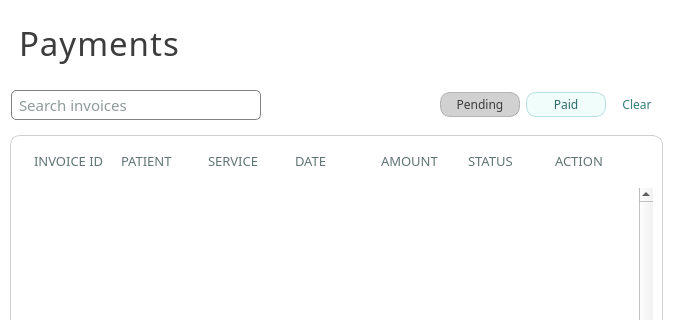
Old version of the form ui/PagePayments.ui in the repository karlito20/AdoraFlowProject; both pictures show x 0 to 681 and y 0 to 320 of the 681 by 495 pixel window.
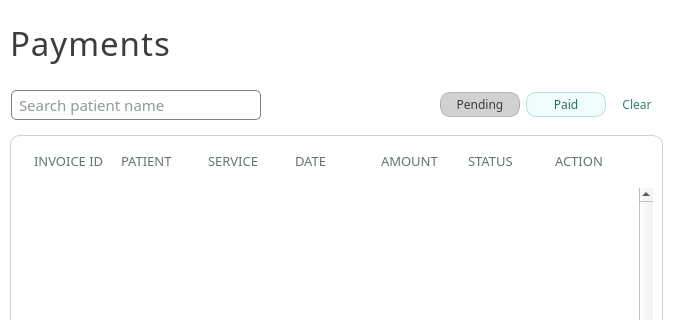
New version of the form.

```diff
--- a/ui/PagePayments.ui
+++ b/ui/PagePayments.ui
@@ -501,6 +501,12 @@
    <item>
     <widget class="QWidget" name="header" native="true">
      <layout class="QHBoxLayout" name="horizontalLayout">
+      <property name="leftMargin">
+       <number>0</number>
+      </property>
+      <property name="rightMargin">
+       <number>0</number>
+      </property>
       <item>
        <widget class="QLabel" name="header_label">
         <property name="font">
@@ -560,7 +566,7 @@
 border: 1px solid gray;</string>
         </property>
         <property name="placeholderText">
-         <string>Search invoices</string>
+         <string>Search patient name</string>
         </property>
        </widget>
       </item>
```
